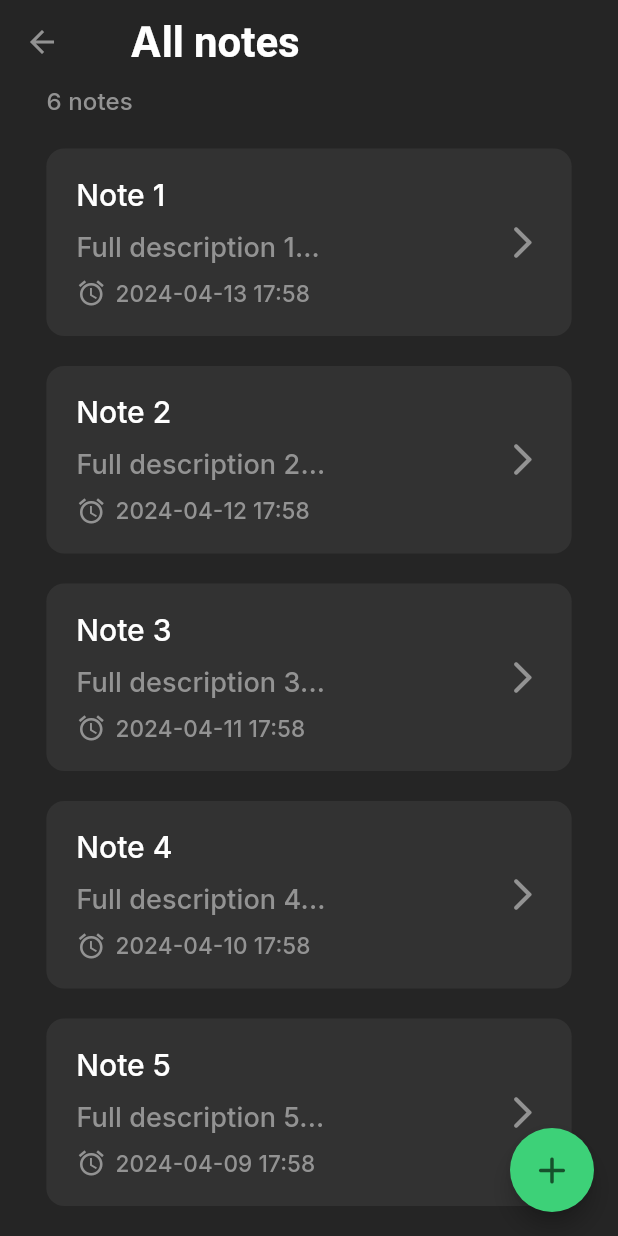
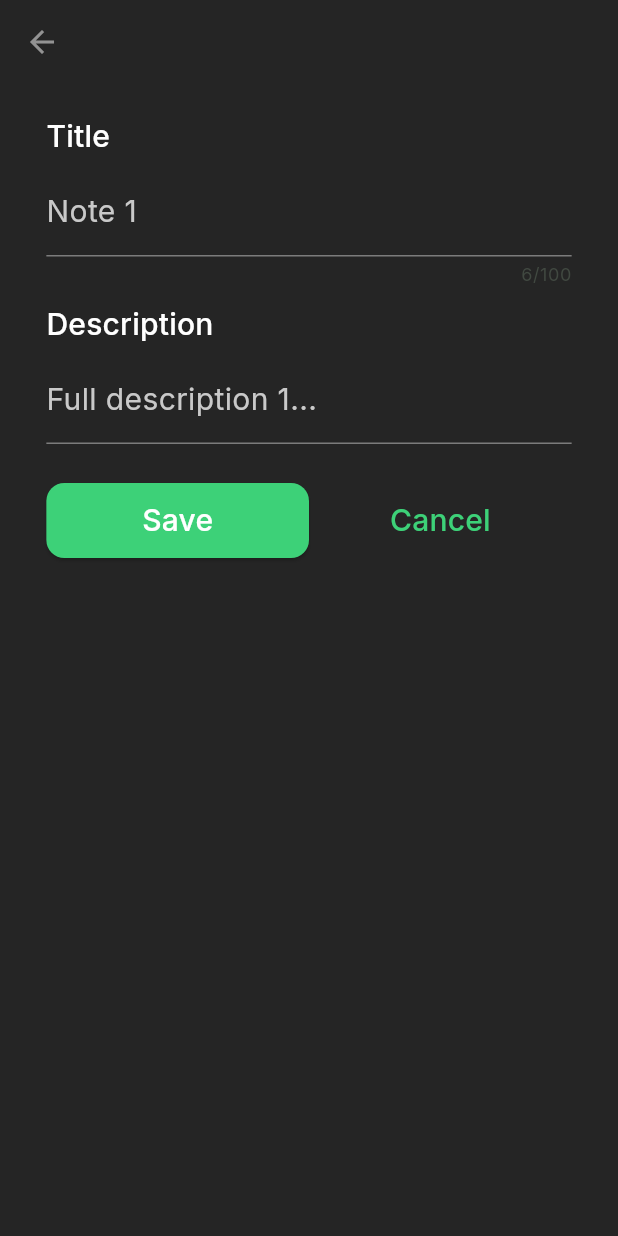
Before and after one commit to urban-potato/notes-app-mobile-flutter, a Flutter app: the NotesListScreen screen opened by its route, after a tap on "Note 1", on a phone screen of 412 x 824 dp. Run offline on Flutter 3.47's test engine with Material 3 defaults, Android fonts, the phone set to English and light mode, and no system bars; our stand-ins replace auto_route, dio, equatable, flutter_bloc, flutter_svg, get_it and 2 more; missing offline and left inert: talker_bloc_logger, talker_dio_logger; statements that could not run were skipped.

Commit message:
Add Note screen

```diff
--- a/lib/constants/constants.dart
+++ b/lib/constants/constants.dart
@@ -1,4 +1,5 @@
 import 'package:flutter/material.dart';
+import 'package:notes_app/repositories/notes/models/note.dart';
 
 abstract class AppColors {
   static Color mainDark = const Color(0xFF252525);
@@ -18,3 +19,44 @@ abstract class AppMeasures {
     return MediaQuery.of(context).size.width * 0.075;
   }
 }
+
+abstract class TempData {
+  static List<Note> notesList = [
+    const Note(
+      id: 0,
+      title: 'Note 1',
+      description: "Full description 1...",
+      dateTime: '2024-04-13 17:58',
+    ),
+    const Note(
+      id: 1,
+      title: 'Note 2',
+      description: "Full description 2...",
+      dateTime: '2024-04-12 17:58',
+    ),
+    const Note(
+      id: 2,
+      title: 'Note 3',
+      description: "Full description 3...",
+      dateTime: '2024-04-11 17:58',
+    ),
+    const Note(
+      id: 3,
+      title: 'Note 4',
+      description: "Full description 4...",
+      dateTime: '2024-04-10 17:58',
+    ),
+    const Note(
+      id: 4,
+      title: 'Note 5',
+      description: "Full description 5...",
+      dateTime: '2024-04-09 17:58',
+    ),
+    const Note(
+      id: 5,
+      title: 'Note 6',
+      description: "Full description 6...",
+      dateTime: '2024-04-08 17:58',
+    ),
+  ];
+}
--- /dev/null
+++ b/lib/features/note/index.dart
@@ -0,0 +1 @@
+export 'view/index.dart';
--- /dev/null
+++ b/lib/features/note/view/index.dart
@@ -0,0 +1 @@
+export 'note_screen.dart';
--- /dev/null
+++ b/lib/features/note/view/note_screen.dart
@@ -0,0 +1,159 @@
+import 'package:auto_route/auto_route.dart';
+import 'package:flutter/material.dart';
+import 'package:notes_app/constants/constants.dart';
+import 'package:notes_app/generated/l10n.dart';
+
+@RoutePage()
+class NoteScreen extends StatefulWidget {
+  const NoteScreen({super.key, required this.id});
+
+  final int id;
+
+  @override
+  State<NoteScreen> createState() => _NoteScreenState();
+}
+
+class _NoteScreenState extends State<NoteScreen> {
+  final notesList = TempData.notesList;
+
+  late TextEditingController? titleController;
+  late TextEditingController? descriptionController;
+
+  @override
+  void initState() {
+    super.initState();
+
+    titleController = TextEditingController(
+      text: notesList[widget.id].title,
+    );
+    descriptionController = TextEditingController(
+      text: notesList[widget.id].description,
+    );
+  }
+
+  @override
+  Widget build(BuildContext context) {
+    final textFieldDecoration = InputDecoration(
+      enabledBorder: UnderlineInputBorder(
+        borderSide: BorderSide(color: AppColors.thirdDark),
+      ),
+      focusedBorder: UnderlineInputBorder(
+        borderSide: BorderSide(color: AppColors.mainGreen),
+      ),
+      contentPadding: const EdgeInsets.symmetric(vertical: 16, horizontal: 0),
+      isCollapsed: true,
+    );
+
+    return Scaffold(
+        appBar: AppBar(),
+        body: Container(
+          padding:
+              EdgeInsets.symmetric(horizontal: AppMeasures.padding(context)),
+          child: SingleChildScrollView(
+            padding: const EdgeInsets.only(top: 20),
+            child: Column(
+              children: [
+                Column(
+                  crossAxisAlignment: CrossAxisAlignment.start,
+                  mainAxisAlignment: MainAxisAlignment.center,
+                  children: [
+                    Text(
+                      S.of(context).title,
+                      style: Theme.of(context).textTheme.titleMedium,
+                    ),
+                    const SizedBox(height: 4),
+                    TextField(
+                      controller: titleController,
+                      decoration: textFieldDecoration,
+                      style: Theme.of(context).textTheme.bodyMedium,
+                      textCapitalization: TextCapitalization.sentences,
+                      keyboardAppearance: Brightness.dark,
+                      minLines: null,
+                      maxLines: null,
+                      maxLength: 100,
+                      textAlign: TextAlign.justify,
+                      textInputAction: TextInputAction.done,
+                      onTapOutside: (PointerDownEvent event) {
+                        FocusManager.instance.primaryFocus?.unfocus();
+                      },
+                    ),
+                  ],
+                ),
+                const SizedBox(height: 10),
+                Column(
+                  crossAxisAlignment: CrossAxisAlignment.start,
+                  mainAxisAlignment: MainAxisAlignment.center,
+                  children: [
+                    Text(
+                      S.of(context).description,
+                      style: Theme.of(context).textTheme.titleMedium,
+                    ),
+                    const SizedBox(height: 4),
+                    TextField(
+                      controller: descriptionController,
+                      decoration: textFieldDecoration,
+                      style: Theme.of(context).textTheme.bodyMedium,
+                      textCapitalization: TextCapitalization.sentences,
+                      keyboardAppearance: Brightness.dark,
+                      minLines: null,
+                      maxLines: null,
+                      textAlign: TextAlign.justify,
+                      onTapOutside: (PointerDownEvent event) {
+                        FocusManager.instance.primaryFocus?.unfocus();
+                      },
+                    ),
+                  ],
+                ),
+                const SizedBox(height: 26),
+                Row(
+                  children: [
+                    Expanded(
+                      child: ElevatedButton(
+                        onPressed: () {},
+                        style: ButtonStyle(
+                          backgroundColor:
+                              MaterialStateProperty.all(AppColors.mainGreen),
+                          foregroundColor:
+                              MaterialStateProperty.all(AppColors.mainTextDark),
+                          textStyle: MaterialStateProperty.all(
+                              Theme.of(context).textTheme.titleMedium),
+                          shape: MaterialStateProperty.all(
+                            RoundedRectangleBorder(
+                              borderRadius: BorderRadius.circular(12),
+                            ),
+                          ),
+                          padding: MaterialStateProperty.all(
+                            const EdgeInsets.symmetric(vertical: 10),
+                          ),
+                        ),
+                        child: Text(S.of(context).save),
+                      ),
+                    ),
+                    Expanded(
+                      child: TextButton(
+                        onPressed: () {},
+                        style: ButtonStyle(
+                          foregroundColor:
+                              MaterialStateProperty.all(AppColors.mainGreen),
+                          textStyle: MaterialStateProperty.all(
+                              Theme.of(context).textTheme.titleMedium),
+                          shape: MaterialStateProperty.all(
+                            RoundedRectangleBorder(
+                              borderRadius: BorderRadius.circular(12),
+                            ),
+                          ),
+                          padding: MaterialStateProperty.all(
+                            const EdgeInsets.all(0),
+                          ),
+                        ),
+                        child: Text(S.of(context).cancel),
+                      ),
+                    ),
+                  ],
+                ),
+              ],
+            ),
+          ),
+        ));
+  }
+}
--- a/lib/features/notes_list/view/notes_list_screen.dart
+++ b/lib/features/notes_list/view/notes_list_screen.dart
@@ -16,44 +16,7 @@ class NotesListScreen extends StatefulWidget {
 }
 
 class _NotesListScreenState extends State<NotesListScreen> {
-  final notesList = [
-    const Note(
-      id: 0,
-      title: 'Note 1',
-      description: "Full description 1...",
-      dateTime: '2024-04-13 17:58',
-    ),
-    const Note(
-      id: 1,
-      title: 'Note 2',
-      description: "Full description 2...",
-      dateTime: '2024-04-12 17:58',
-    ),
-    const Note(
-      id: 2,
-      title: 'Note 3',
-      description: "Full description 3...",
-      dateTime: '2024-04-11 17:58',
-    ),
-    const Note(
-      id: 3,
-      title: 'Note 4',
-      description: "Full description 4...",
-      dateTime: '2024-04-10 17:58',
-    ),
-    const Note(
-      id: 4,
-      title: 'Note 5',
-      description: "Full description 5...",
-      dateTime: '2024-04-09 17:58',
-    ),
-    const Note(
-      id: 5,
-      title: 'Note 6',
-      description: "Full description 6...",
-      dateTime: '2024-04-08 17:58',
-    ),
-  ];
+  final notesList = TempData.notesList;
 
   @override
   Widget build(BuildContext context) {
--- a/lib/features/notes_list/widgets/note_tile.dart
+++ b/lib/features/notes_list/widgets/note_tile.dart
@@ -1,6 +1,8 @@
+import 'package:auto_route/auto_route.dart';
 import 'package:flutter/material.dart';
 import 'package:notes_app/constants/constants.dart';
 import 'package:notes_app/repositories/notes/models/note.dart';
+import 'package:notes_app/router/router.dart';
 
 class NoteTile extends StatelessWidget {
   const NoteTile({super.key, required this.note});
@@ -37,7 +39,9 @@ class _NoteInfo extends StatelessWidget {
       title: _NoteTitle(title: note.title),
       subtitle: _NoteDescriptionAndTime(note: note),
       trailing: const Icon(Icons.arrow_forward_ios_rounded, size: 26),
-      onTap: () {},
+      onTap: () {
+        AutoRouter.of(context).push(NoteRoute(id: note.id));
+      },
     );
   }
 }
--- a/lib/router/router.dart
+++ b/lib/router/router.dart
@@ -1,5 +1,7 @@
 import 'package:auto_route/auto_route.dart';
+import 'package:flutter/material.dart';
 import 'package:notes_app/features/auth/index.dart';
+import 'package:notes_app/features/note/index.dart';
 import 'package:notes_app/features/notes_list/index.dart';
 
 part 'router.gr.dart';
@@ -10,5 +12,6 @@ class AppRouter extends _$AppRouter {
   List<AutoRoute> get routes => [
         AutoRoute(page: NotesListRoute.page, path: '/notes_list'),
         AutoRoute(page: AuthRoute.page, path: '/auth', initial: true),
+        AutoRoute(page: NoteRoute.page, path: '/note'),
       ];
 }
```
Also changed, not shown: lib/router/router.gr.dart.
